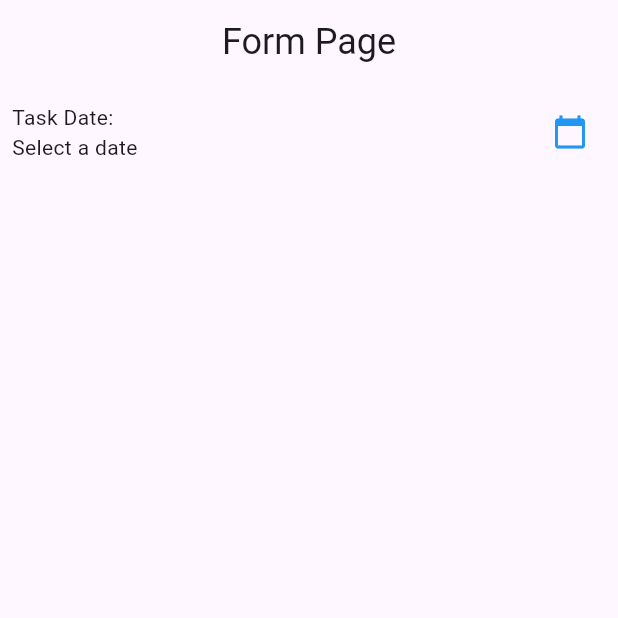
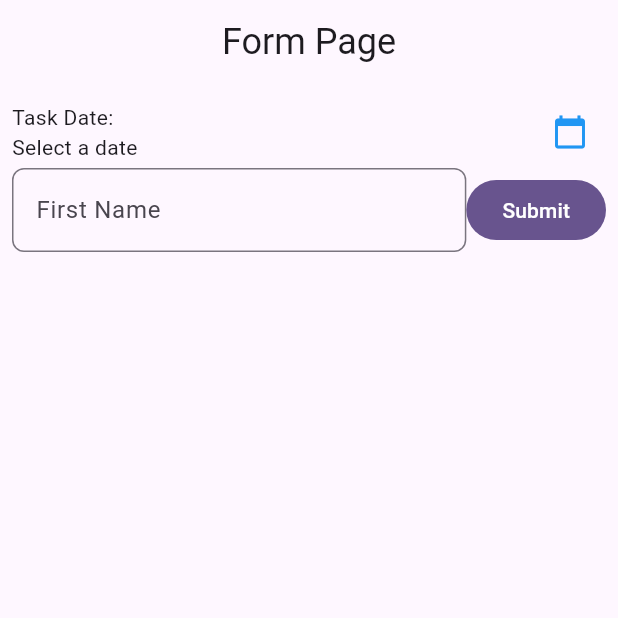
Before and after one commit to hi-lufz1/TodoApp_0181, a Flutter app: the screen it shows after launch, on a phone screen of 412 x 824 dp, the top half of it. Run offline on Flutter 3.47's test engine with Material 3 defaults, Android fonts, the phone set to English and light mode, and no system bars.

Commit message:
menambahkan text field dan button

```diff
--- a/lib/todo_page.dart
+++ b/lib/todo_page.dart
@@ -10,6 +10,7 @@ class TodoPage extends StatefulWidget {
 class _TodoPageState extends State<TodoPage> {
 
    String _selectedDate = "Select a date";
+   final TextEditingController _nameController = TextEditingController();
 
 
 
@@ -30,7 +31,31 @@ class _TodoPageState extends State<TodoPage> {
                   , Text(_selectedDate)],),
                   IconButton(onPressed: (){}, icon: Icon(Icons.calendar_today, color: Colors.blue,) )
                 ],
-              )
+              ),
+              Form(
+                child: Row( children: [
+              Expanded(
+                  child: TextFormField(
+                    controller: _nameController,
+                    decoration: InputDecoration(
+                      border: OutlineInputBorder(borderRadius: BorderRadius.circular(8.0)),
+                    label: Text("First Name"),
+                    hintText: "Enter your first name"
+                  ),
+                  validator: (value) {
+                    if (value!.isEmpty) {
+                      return "task tidak boleh kosong";
+                    }
+                    return null;
+                  } ,
+                  autovalidateMode: AutovalidateMode.onUserInteraction,
+                ),
+                ),
+                FilledButton(onPressed: (){
+                }, child: Text("Submit"))
+                ]
+                ,)
+              ),
             ]
           ),)),
     );
```
